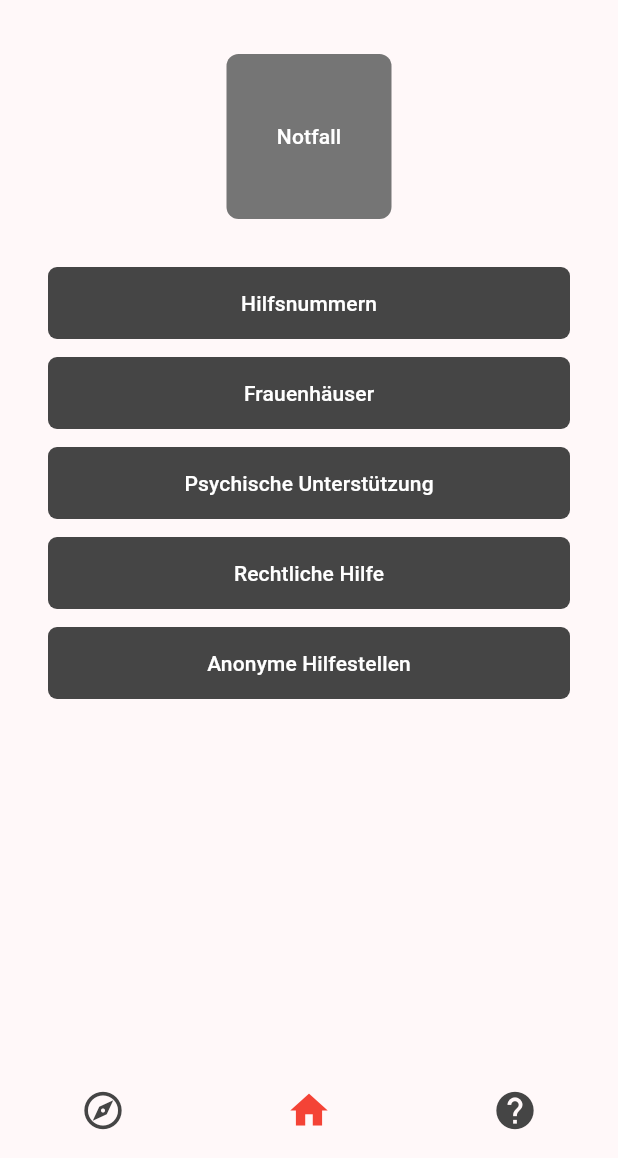
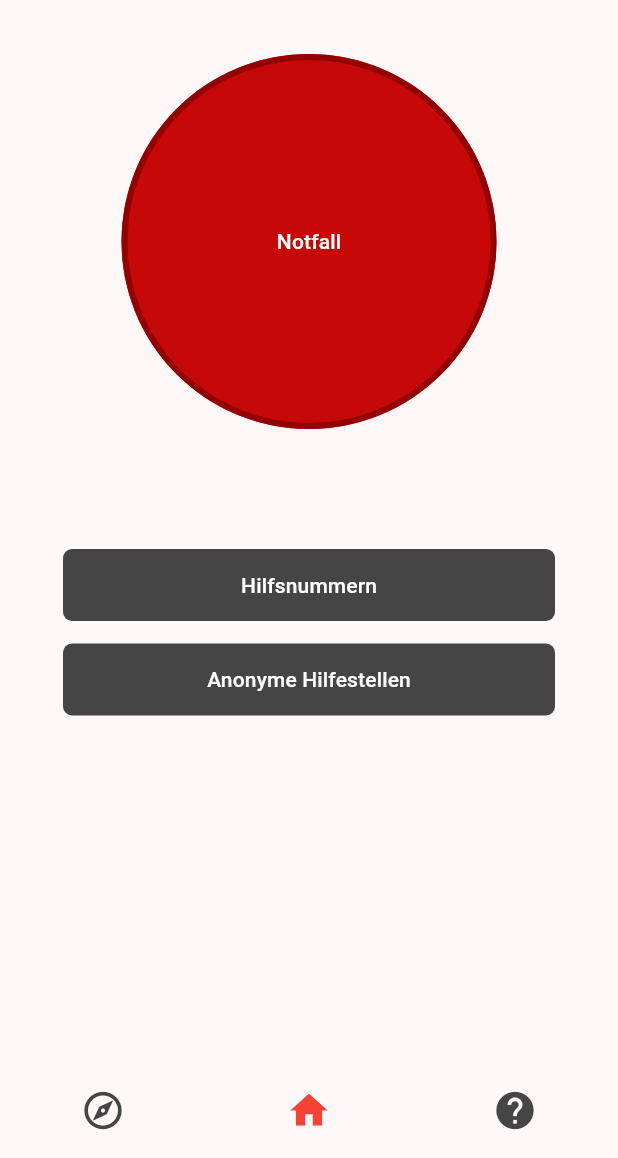
Before and after one commit to Pferdusmaximus/YANA-A-B-S, a Flutter app: the screen it shows after launch, on a phone screen of 412 x 824 dp, the part 78-1236 px from its top. Run offline on Flutter 3.47's test engine with Material 3 defaults, Android fonts, the phone set to English and light mode, and no system bars.

Commit message:
menü ansicht korrigiert

```diff
--- a/apps/mobile/lib/homeansicht.dart
+++ b/apps/mobile/lib/homeansicht.dart
@@ -11,47 +11,35 @@ class HomeView extends StatelessWidget {
   Widget build(BuildContext context) {
     return SingleChildScrollView(
       child: Padding(
-        padding: const EdgeInsets.symmetric(horizontal: 32, vertical: 24),
+        padding: const EdgeInsets.symmetric(horizontal: 42, vertical: 24),
         child: Column(
           children: [
             SizedBox(
-              width: 110,
-              height: 110,
+              width: 250,
+              height: 250,
               child: FilledButton(
                 style: FilledButton.styleFrom(
-                  backgroundColor: Colors.grey.shade600,
-                  shape: RoundedRectangleBorder(
-                    borderRadius: BorderRadius.circular(8),
+                  backgroundColor: const Color.fromARGB(255, 198, 8, 8),
+                  shape: CircleBorder(
+                    side: BorderSide(
+                      color: const Color.fromARGB(255, 146, 0, 0),
+                      width: 4,
+                    ),
+
                   ),
                 ),
                 onPressed: () => _showEmergencyDialog(context),
                 child: const Text('Notfall'),
               ),
             ),
-            const SizedBox(height: 32),
+            const SizedBox(height: 80),
             _WideButton(
               label: 'Hilfsnummern',
               onPressed: () =>
                   Navigator.pushNamed(context, StartMenu.hilfenummern.$2),
             ),
-            const SizedBox(height: 12),
-            _WideButton(
-              label: 'Frauenhäuser',
-              onPressed: () => Navigator.pushNamed(context, '/frauenhaeuser'),
-            ),
-            const SizedBox(height: 12),
-            _WideButton(
-              label: 'Psychische Unterstützung',
-              onPressed: () =>
-                  Navigator.pushNamed(context, '/psychische-unterstuetzung'),
-            ),
-            const SizedBox(height: 12),
-            _WideButton(
-              label: 'Rechtliche Hilfe',
-              onPressed: () =>
-                  Navigator.pushNamed(context, '/rechtliche-hilfe'),
-            ),
-            const SizedBox(height: 12),
+
+            const SizedBox(height: 15),
             _WideButton(
               label: 'Anonyme Hilfestellen',
               onPressed: () => Navigator.pushNamed(
```
